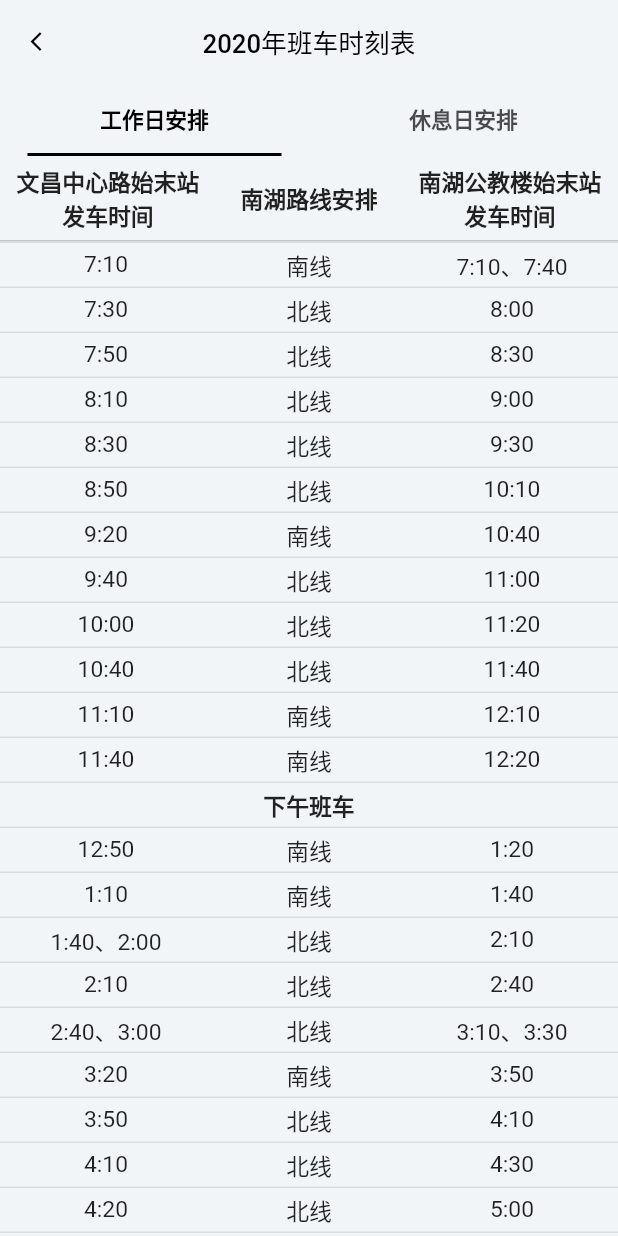
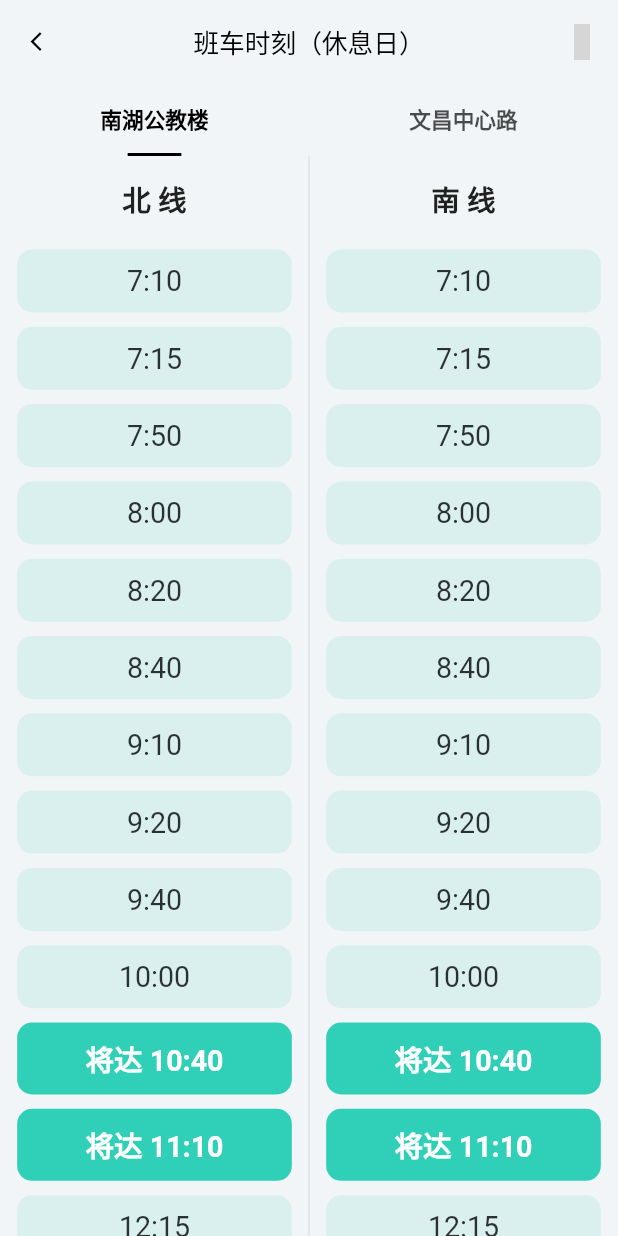
Before and after one commit to cnatom/FlyingKxz, a Flutter app: the SchoolBusPage screen opened directly, on a phone screen of 412 x 824 dp. Run offline on Flutter 3.47's test engine with Material 2 defaults, Android fonts, the phone set to English and light mode, and no system bars; our stand-ins replace badges, community_material_icon, dio, flutter_boxicons, flutter_datetime_picker, flutter_feather_icons and 15 more; missing offline and left inert: evil_icons_flutter, flui, flutter_animated_dialog, flutter_easyhub, flutter_picker, left_scroll_actions; accounts and stored records are empty; network calls fail; statements that could not run were skipped; grey boxes are pictures that could not be loaded.

Commit message:
重做校车时刻表

```diff
--- a/lib/NetRequest/login_post.dart
+++ b/lib/NetRequest/login_post.dart
@@ -25,15 +25,14 @@ Future<bool> loginPost(BuildContext context, int loginCount,
       Prefs.phone = Global.loginInfo.phone;
       return true;
     } else {
-      showToast(
-          context,
-          map['msg'].toString() +
-              (loginCount > 2 ? '\n\n多次登陆失败请点击"无法登录"联系我们' : ""));
       return false;
     }
-  } catch (e) {
-    debugPrint(e.toString());
-    showToast(context, '连接失败（X_X)');
+  }on DioError catch (e) {
+    if(e.response != null){
+      showToast(context, e.response.toString());
+    }else{
+      showToast(context, "请检查网络连接");
+    }
     return false;
   }
 }
--- a/lib/pages/login_page.dart
+++ b/lib/pages/login_page.dart
@@ -22,9 +22,11 @@ import 'package:flying_kxz/FlyingUiKit/notice.dart';
 import 'package:flying_kxz/FlyingUiKit/text_editer.dart';
 import 'package:flying_kxz/FlyingUiKit/toast.dart';
 import 'package:flying_kxz/Model/global.dart';
+import 'package:flying_kxz/Model/prefs.dart';
 import 'package:flying_kxz/NetRequest/feedback_post.dart';
 import 'package:flying_kxz/NetRequest/login_check_get.dart';
 import 'package:flying_kxz/NetRequest/login_post.dart';
+import 'package:flying_kxz/NetRequest/userInfo_post.dart';
 import 'package:flying_kxz/pages/navigator_page.dart';
 import 'package:url_launcher/url_launcher.dart';
 
@@ -175,6 +177,7 @@ class _LoginPageState extends State<LoginPage> {
     //登录请求并决定是否跳转
     if (await loginPost(context, loginCount++,
         username: _username, password: _password)) {
+      await userInfoPost(context, token: Prefs.token);
       toNavigatorPage(context);
     }
     setState(() {
--- a/lib/pages/navigator_page_child/diy_page_child/func_page_child/school_bus_page.dart
+++ b/lib/pages/navigator_page_child/diy_page_child/func_page_child/school_bus_page.dart
@@ -1,16 +1,19 @@
 import 'package:flutter/cupertino.dart';
 import 'package:flutter/material.dart';
 import 'package:flutter/services.dart';
+import 'package:flutter_screenutil/flutter_screenutil.dart';
+import 'package:fluttericon/entypo_icons.dart';
 import 'package:flying_kxz/FlyingUiKit/Text/text.dart';
+import 'package:flying_kxz/FlyingUiKit/Theme/theme.dart';
 import 'package:flying_kxz/FlyingUiKit/appbar.dart';
 import 'package:flying_kxz/FlyingUiKit/config.dart';
+import 'package:flying_kxz/FlyingUiKit/container.dart';
 
 import 'package:photo_view/photo_view.dart';
-
+import 'package:provider/provider.dart';
 
 //跳转到当前页面
 void toSchoolBusPage(BuildContext context) {
-
   Navigator.push(
       context, CupertinoPageRoute(builder: (context) => SchoolBusPage()));
 }
@@ -25,75 +28,48 @@ class SchoolBusPage extends StatefulWidget {
   _SchoolBusPageState createState() => _SchoolBusPageState();
 }
 
-class _SchoolBusPageState extends State<SchoolBusPage> with SingleTickerProviderStateMixin{
+class _SchoolBusPageState extends State<SchoolBusPage>
+    with SingleTickerProviderStateMixin {
   TabController _tabController;
-  final List<List> busTimeData1 = [
-    [0,"文昌中心路始末站发车时间","南湖路线安排","南湖公教楼始末站发车时间"],
-    [1,"7:10","南线","7:10、7:40"],
-    [1,"7:30","北线","8:00"],
-    [1,"7:50","北线","8:30"],
-    [1,"8:10","北线","9:00"],
-    [1,"8:30","北线","9:30"],
-    [1,"8:50","北线","10:10"],
-    [1,"9:20","南线","10:40"],
-    [1,"9:40","北线","11:00"],
-    [1,"10:00","北线","11:20"],
-    [1,"10:40","北线","11:40"],
-    [1,"11:10","南线","12:10"],
-    [1,"11:40","南线","12:20"],
-    [0,"下午班车",],
-    [1,"12:50","南线","1:20"],
-    [1,"1:10","南线","1:40"],
-    [1,"1:40、2:00","北线","2:10"],
-    [1,"2:10","北线","2:40"],
-    [1,"2:40、3:00","北线","3:10、3:30"],
-    [1,"3:20","南线","3:50"],
-    [1,"3:50","北线","4:10"],
-    [1,"4:10","北线","4:30"],
-    [1,"4:20","北线","5:00"],
-    [1,"4:30","北线","5:10"],
-    [1,"4:50","北线","5:30"],
-    [1,"5:00","南线","5:50"],
-    [1,"5:40","南线","6:00、6:10"],
-    [1,"6:00","南线","6:30"],
-    [0,"晚上班车"],
-    [1,"6:10","中心路始发","6:40"],
-    [1,"以下时段由电教馆始发，人满后循环发车",],
-    [1,"10:00","末班车","10:00"],
+  bool showRest = false;
+  List<List> listRest = [];
+  List<List> listWork = [];
+  List<List> finalList = [];
+  //南湖 北线 工作日
+  final List<String> nNorthWork = [
+    "7:40","7:50","8:10","8:20","8:30","8:50","9:40","10:00","10:40","11:00","11:20",
+    "14:10","14:40","15:00","15:20","15:25","16:00","16:05","16:30","17:00","17:10","17:30",
+    "22:00"
   ];
-  final List<List> busTimeData2 = [
-    [0,"文昌中心路始末站发车时间","南湖公教楼始末站发车时间"],
-    [1,"7:10","7:50"],
-    [1,"7:40","8:10"],
-    [1,"8:00","8:30"],
-    [1,"8:20","8:50"],
-    [1,"8:40","9:10"],
-    [1,"9:10","9:40"],
-    [1,"9:30","10:10"],
-    [1,"9:50","10:20"],
-    [1,"10:10","10:40"],
-    [1,"10:40","11:10"],
-    [1,"11:10","11:40"],
-    [1,"11:30","12:10"],
-    [0,"下午班车"],
-    [1,"1:00","1:30"],
-    [1,"1:20","1:50"],
-    [1,"1:40","2:10"],
-    [1,"2:00","2:30"],
-    [1,"2:20","2:50"],
-    [1,"3:00","3:30"],
-    [1,"3:20","3:50"],
-    [1,"3:40","4:10"],
-    [1,"4:00","4:50"],
-    [1,"4:20","5:00"],
-    [1,"4:40","5:20"],
-    [1,"4:50","5:40"],
-    [1,"5:20","6:00"],
-    [1,"5:40","6:20"],
-    [0,"晚上班车"],
-    [1,"6:10","6:40"],
-    [1,"注：以下时段由电教馆始发，人满后循环发车。"],
-    [1,"10:00","10:00"]
+  //南湖 南线 工作日
+  final List<String> nSouthWork = [
+    "7:10","7:15","9:20","9:25","11:40","12:10","12:20",
+    "13:10","13:15","13:40","15:50","17:50",
+    "18:10","18:15","18:30","18:40","21:00","21:20","21:40","22:00"
+  ];
+  //文昌 北线 工作日
+  final List<String> wNorthWork = [
+    "7:40","7:50","8:10","8:20","8:30","8:50","9:40","10:00","10:40","11:00","11:20",
+    "14:00","14:10","14:40","15:00","15:50","16:00","16:05","16:20","16:30","16:50",
+    "22:00"
+  ];
+  //文昌 南线 工作日
+  final List<String> wSouthWork = [
+    "7:10","7:15","9:20","9:25","11:40","12:10","12:20",
+    "13:10","13:15","13:40","15:20","15:25","17:10","17:30","17:50","18:00",
+    "18:10","18:15","21:00","21:20","21:40","22:00",
+  ];
+  //南湖 休息日
+  final List<String> nRest = [
+    "7:10","7:15","7:50","8:00","8:20","8:40","9:10","9:20","9:40","10:00","10:40","11:10","12:15",
+    "13:10","13:50","14:10","14:30","14:50","15:25","15:50","16:00","16:40","16:50","17:00","17:10","17:40",
+    "18:10","18:15","18:40","21:00","21:20","21:40","22:00",
+  ];
+  //文昌 休息日
+  final List<String> wRest = [
+    "7:10","7:15","7:50","8:00","8:20","8:40","9:10","9:20","9:40","10:00","10:40","11:10","12:15",
+    "13:10","13:20","13:30","13:40","14:00","14:20","15:00","15:25","15:40","16:00","16:20","16:40","16:50","17:10","17:40",
+    "18:10","18:15","21:00","21:20","21:40","22:00"
   ];
   @override
   void initState() {
@@ -101,9 +77,18 @@ class _SchoolBusPageState extends State<SchoolBusPage> with SingleTickerProvider
     _tabController = TabController(
       initialIndex: 0,
       length: 2,
-      vsync: this,);
+      vsync: this,
+    );
+    listRest..add(nRest)..add(nRest)..add(wRest)..add(wRest);
+    listWork..add(nNorthWork)..add(nSouthWork)..add(wNorthWork)..add(wSouthWork);
+    if(DateTime.now().weekday>=6){
+      finalList = listRest;
+      showRest = true;
+    }else{
+      finalList = listWork;
+      showRest = false;
+    }
   }
-
 
   @override
   void dispose() {
@@ -113,93 +98,168 @@ class _SchoolBusPageState extends State<SchoolBusPage> with SingleTickerProvider
 
   @override
   Widget build(BuildContext context) {
+    if(showRest){
+      finalList = listRest;
+    }else{
+      finalList = listWork;
+    }
     return Scaffold(
-      appBar: FlyAppBar(context, "2020年班车时刻表",
+      appBar: FlyAppBar(context, "班车时刻"+(showRest?"（休息日）":"（工作日）"),
+          actions: [
+            IconButton(icon: Icon(Entypo.switch_icon,color: Theme.of(context).primaryColor,), onPressed: (){
+              setState(() {
+                showRest = !showRest;
+              });
+            })
+          ],
           bottom: TabBar(
-            labelColor: Theme.of(context).primaryColor,
+              labelColor: Theme.of(context).primaryColor,
               controller: _tabController,
-              labelStyle: TextStyle(fontSize: fontSizeMini38,fontWeight: FontWeight.bold),
-              unselectedLabelStyle: TextStyle(fontSize: fontSizeMini38,fontWeight: FontWeight.bold,),
-              indicatorSize: TabBarIndicatorSize.tab,
+              labelStyle: TextStyle(
+                  fontSize: fontSizeMini38, fontWeight: FontWeight.bold),
+              unselectedLabelStyle: TextStyle(
+                fontSize: fontSizeMini38,
+                fontWeight: FontWeight.bold,
+              ),
+              indicatorSize: TabBarIndicatorSize.label,
               indicator: UnderlineTabIndicator(
-                  borderSide: BorderSide(width: 2,color: Theme.of(context).primaryColor),
-                  insets: EdgeInsets.fromLTRB(fontSizeMain40*1.2, 0, fontSizeMain40*1.2, 0)
-              ),
+                  borderSide: BorderSide(
+                      width: 2, color: Theme.of(context).primaryColor),
+                  insets: EdgeInsets.fromLTRB(
+                      fontSizeMain40 * 1.2, 0, fontSizeMain40 * 1.2, 0)),
               tabs: [
                 Tab(
-                  text: "工作日安排",
+                  text: "南湖公教楼",
                 ),
                 Tab(
-                  text: "休息日安排",
+                  text: "文昌中心路",
                 ),
-
               ])),
-      body: TabBarView(
-        controller: _tabController,
+      body: Column(
         children: [
-          BusTimeListView(busTimeData1),
-          BusTimeListView(busTimeData2),
+          Expanded(
+            child: TabBarView(
+              controller: _tabController,
+              children: [
+                BusTimeListView(finalList[0], finalList[1]),
+                BusTimeListView(finalList[2], finalList[3])
+              ],
+            ),
+          ),
+          SizedBox(
+            height: ScreenUtil.bottomBarHeight,
+          )
         ],
       ),
     );
   }
 }
+
 class BusTimeListView extends StatefulWidget {
-  BusTimeListView(this.busTimeData);
-  List<List> busTimeData;
+  BusTimeListView(this.north, this.south);
+  final List<String> north;
+  final List<String> south;
   @override
   _BusTimeListViewState createState() => _BusTimeListViewState();
 }
 
 class _BusTimeListViewState extends State<BusTimeListView> {
+  ThemeProvider themeProvider;
   @override
   Widget build(BuildContext context) {
+    this.themeProvider = Provider.of<ThemeProvider>(context);
+    return Container(
+      width: double.infinity,
+      height: double.infinity,
+      child: Row(
+        crossAxisAlignment: CrossAxisAlignment.start,
+        children: [
+          Expanded(
+            child: _buildColumn("北 线", widget.north),
+          ),
+          VerticalDivider(
+            width: 0,
+          ),
+          Expanded(
+            child: _buildColumn("南 线", widget.south),
+          ),
+        ],
+      ),
+    );
+  }
+
+  Widget _buildColumn(String title, List<String> timeList) {
+    bool temp = false;
+    //检查是否即将到该时间点
+    bool checkTime(String timeStr) {
+      DateTime now = DateTime.now();
+      debugPrint(now.weekday.toString());
+      List timeSpl = timeStr.split(":");
+      DateTime dateTime = DateTime(
+          now.year,
+          now.month,
+          now.day,
+          int.parse(timeSpl[0]),
+          int.parse(timeSpl[1]),
+          now.second,
+          now.millisecond,
+          now.microsecond);
+      if (now.isAfter(dateTime.add(Duration(hours: -1))) &&
+          now.isBefore(dateTime)) {
+        return true;
+      } else
+        return false;
+    }
+
     return Column(
       children: [
         Container(
-          padding: EdgeInsets.all(5),
+          width: double.infinity,
+          alignment: Alignment.center,
+          padding: EdgeInsets.fromLTRB(0, 10, 0, 10),
+          margin: EdgeInsets.fromLTRB(spaceCardMarginRL, spaceCardMarginTB / 2,
+              spaceCardMarginRL, spaceCardMarginTB / 2),
           decoration: BoxDecoration(
-            border: Border(bottom: BorderSide(color: colorMainText.withOpacity(0.2)))
-          ),
-          child: Row(
-            children: [
-              for(int j = 1;j<widget.busTimeData[0].length;j++) widget.busTimeData[0][0]==0?
-              Expanded(
-                child: FlyText.main40(widget.busTimeData[0][j],maxLine: 2,fontWeight: FontWeight.bold,textAlign: TextAlign.center),
-              ):Expanded(
-                child: FlyText.main40(widget.busTimeData[0][j],maxLine: 2,textAlign: TextAlign.center),
-              ),
-            ],
+              borderRadius: BorderRadius.circular(borderRadiusValue)),
+          child: FlyText.title50(
+            title,
+            fontWeight: FontWeight.bold,
           ),
         ),
         Expanded(
           child: SingleChildScrollView(
             physics: BouncingScrollPhysics(),
             child: Column(
-              children: [
-                for(int i = 1;i<widget.busTimeData.length;i++)
-                  Container(
-                    padding: EdgeInsets.all(3),
-                    decoration: BoxDecoration(
-                        border: Border(top: BorderSide(color: colorMainText.withOpacity(0.1)))
-                    ),
-                    child: Row(
-                      children: [
-                        for(int j = 1;j<widget.busTimeData[i].length;j++) widget.busTimeData[i][0]==0?
-                        Expanded(
-                          child: FlyText.main40(widget.busTimeData[i][j],maxLine: 2,fontWeight: FontWeight.bold,textAlign: TextAlign.center),
-                        ):Expanded(
-                          child: FlyText.main40(widget.busTimeData[i][j],maxLine: 2,textAlign: TextAlign.center),
-                        ),
-                      ],
-                    ),
+              children: timeList.map((item) {
+                temp = !temp;
+                bool comingSoon = false;
+                if (checkTime(item)) comingSoon = true;
+                return Container(
+                  width: double.infinity,
+                  alignment: Alignment.center,
+                  margin: EdgeInsets.fromLTRB(
+                      spaceCardMarginRL,
+                      spaceCardMarginTB / 2,
+                      spaceCardMarginRL,
+                      spaceCardMarginTB / 2),
+                  decoration: BoxDecoration(
+                      color: comingSoon
+                          ? themeProvider.colorMain.withOpacity(0.8)
+                          : temp
+                              ? themeProvider.colorMain.withOpacity(0.1)
+                              : themeProvider.colorMain.withOpacity(0.1),
+                      borderRadius: BorderRadius.circular(borderRadiusValue)),
+                  padding: EdgeInsets.fromLTRB(0, 10, 0, 10),
+                  child: FlyText.title50(
+                    comingSoon ? "将达 ${item.toString()}" : item.toString(),
+                    color: comingSoon
+                        ? Colors.white
+                        : Colors.black.withOpacity(0.8),
+                    fontWeight:
+                        comingSoon ? FontWeight.bold : FontWeight.normal,
                   ),
-                SizedBox(height: 40,),
-                FlyText.main40("团体用车联系电话：83885871、17851181688\n",color: Colors.black38,textAlign: TextAlign.left),
-                FlyText.main40("更新时间：2020 年 9 月 19 日",color: Colors.black38),
-                SizedBox(height: 60,),
-
-              ],
+                );
+              }).toList(),
             ),
           ),
         )
--- a/lib/pages/navigator_page_child/myself_page_child/balance_page.dart
+++ b/lib/pages/navigator_page_child/myself_page_child/balance_page.dart
@@ -2,16 +2,15 @@ import 'package:flutter/cupertino.dart';
 import 'package:flutter/material.dart';
 import 'package:flutter_screenutil/flutter_screenutil.dart';
 import 'package:flying_kxz/FlyingUiKit/Text/text.dart';
-import 'package:flying_kxz/FlyingUiKit/Text/text_widgets.dart';
 import 'package:flying_kxz/FlyingUiKit/Theme/theme.dart';
 import 'package:flying_kxz/FlyingUiKit/appbar.dart';
 import 'package:flying_kxz/FlyingUiKit/config.dart';
-import 'package:flying_kxz/FlyingUiKit/container.dart';
 import 'package:flying_kxz/FlyingUiKit/loading.dart';
 import 'package:flying_kxz/FlyingUiKit/toast.dart';
 import 'package:flying_kxz/Model/global.dart';
 import 'package:flying_kxz/Model/prefs.dart';
 import 'package:flying_kxz/NetRequest/balanceDetail_post.dart';
+import 'package:flying_kxz/pages/navigator_page_child/myself_page_child/balance_recharge_page.dart';
 import 'package:provider/provider.dart';
 //跳转到当前页面
 void toBalancePage(BuildContext context) {
@@ -35,6 +34,9 @@ class _BalancePageState extends State<BalancePage> {
     }
     setState(() {
     });
+  }
+  void rechargeHandler()async{
+
   }
   @override
   void initState() {
@@ -170,6 +172,7 @@ class _BalancePageState extends State<BalancePage> {
 
   InkWell _buildRechargeButton() {
     return InkWell(
+      onTap: ()=>toBalanceRechargePage(context),
       child: Container(
         padding: EdgeInsets.all(spaceCardMarginRL),
         decoration: BoxDecoration(
--- /dev/null
+++ b/lib/pages/navigator_page_child/myself_page_child/balance_recharge_page.dart
@@ -0,0 +1,29 @@
+import 'package:flutter/cupertino.dart';
+import 'package:flutter/material.dart';
+import 'package:flying_kxz/FlyingUiKit/appbar.dart';
+
+void toBalanceRechargePage(BuildContext context){
+  Navigator.push(context, CupertinoPageRoute(builder: (context)=>BalanceRechargePage()));
+}
+class BalanceRechargePage extends StatefulWidget {
+  @override
+  _BalanceRechargePageState createState() => _BalanceRechargePageState();
+}
+
+class _BalanceRechargePageState extends State<BalanceRechargePage> {
+  @override
+  Widget build(BuildContext context) {
+    return Scaffold(
+      appBar: FlyAppBar(context, "校园卡充值"),
+      body: Container(
+        height: double.infinity,
+        width: double.infinity,
+        child: Column(
+          children: [
+
+          ],
+        ),
+      ),
+    );
+  }
+}
--- a/lib/pages/navigator_page_child/myself_page_child/invite_page.dart
+++ b/lib/pages/navigator_page_child/myself_page_child/invite_page.dart
@@ -56,7 +56,7 @@ class _InvitePageState extends State<InvitePage> {
               ],
             ),
             Container(),Container(),
-
+            //分享矿小助官网
             InkWell(
               onTap: (){
                 Share.share("http://kxz.atcumt.com/");
@@ -78,6 +78,7 @@ class _InvitePageState extends State<InvitePage> {
                 ),
               ),
             ),
+            //分享群号
             InkWell(
               onTap: (){
                 Share.share("https://jq.qq.com/?_wv=1027&k=272EhIWK");
```
Lines whose indentation alone changed are shown as unchanged.
